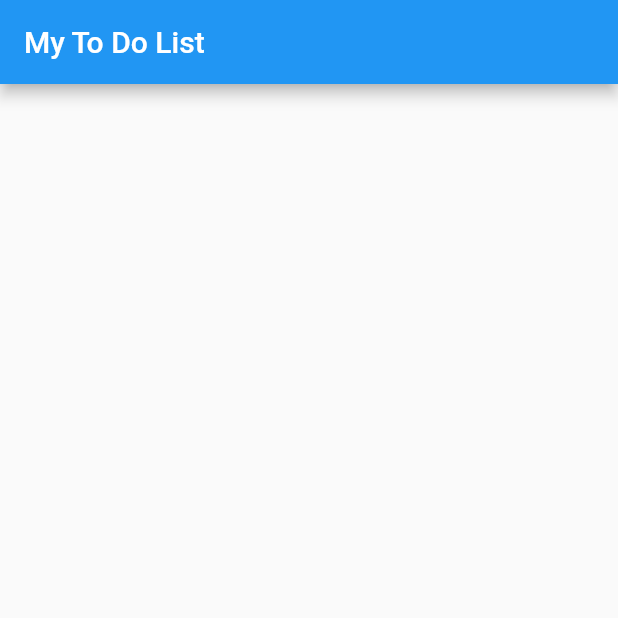
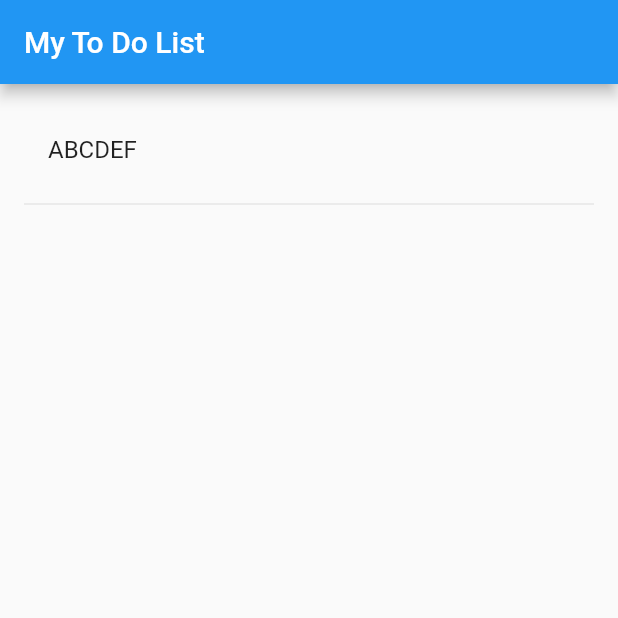
Before and after one commit to foxlooo/ToDoListApp_Flutter, a Flutter app: the screen it shows after launch, after a tap on the "add" icon, on a phone screen of 412 x 824 dp, the top half of it. Run offline on Flutter 3.47's test engine with Material 2 defaults, Android fonts, the phone set to English and light mode, and no system bars.

Commit message:
Created Text Platform and the Add Button now adds 'ABCDEF' to the list

```diff
--- a/todolist_flutter/lib/main.dart
+++ b/todolist_flutter/lib/main.dart
@@ -24,18 +24,7 @@ class MyToDoList extends StatefulWidget {
 }
 
 class _MyToDoListState extends State<MyToDoList> {
-  Container MyAddButton = Container(
-    width: 200.0,
-    height: 200.0,
-    child: new RawMaterialButton(
-      shape: new CircleBorder(),
-      elevation: 0.0,
-      child: Icon(
-        Icons.add,
-        color: Colors.blue,
-      ),
-      onPressed: (){}),
-  );
+  final List<String> _ToDoList = <String>[];
 
   @override
   Widget build(BuildContext context) {
@@ -45,12 +34,11 @@ class _MyToDoListState extends State<MyToDoList> {
       ),
       floatingActionButtonLocation: FloatingActionButtonLocation.centerDocked,
       floatingActionButton: FloatingActionButton(
-        onPressed: () {
-
-        },
+        onPressed: _addToDoList,
         child: Icon(Icons.add),
         backgroundColor: Colors.blue,
       ),
+      body: _buildToDoList(),
       bottomNavigationBar: BottomAppBar(
         shape: CircularNotchedRectangle(),
         notchMargin: 8.0,
@@ -58,12 +46,43 @@ class _MyToDoListState extends State<MyToDoList> {
           mainAxisSize: MainAxisSize.max,
           mainAxisAlignment: MainAxisAlignment.spaceBetween,
           children: <Widget>[
-             IconButton(icon: Icon(Icons.menu), onPressed: () {},),
-             IconButton(icon: Icon(Icons.search), onPressed: () {},),
+            IconButton(icon: Icon(Icons.menu), onPressed: () {},),
+            IconButton(icon: Icon(Icons.search), onPressed: () {},),
           ],
         ),
         color: Colors.white,
       ),
     );
   }
+
+  void _addToDoList() {
+
+
+    setState(() {
+      _ToDoList.add("ABCDEF");
+    });
+  }
+
+  Widget _buildToDoList() {
+    return ListView.builder(
+        padding: const EdgeInsets.all(16),
+        itemCount: _ToDoList.length,
+        itemBuilder: (BuildContext _context, int i) {
+          return _buildRowToDo(_ToDoList[i]);
+        }
+    );
+  }
+
+  Widget _buildRowToDo(String ToDoVar) {
+    return Column(
+      children: [
+        ListTile(
+          title: Text(
+              ToDoVar
+          ),
+        ),
+        Divider(),
+      ],
+    );
+  }
 }
```
